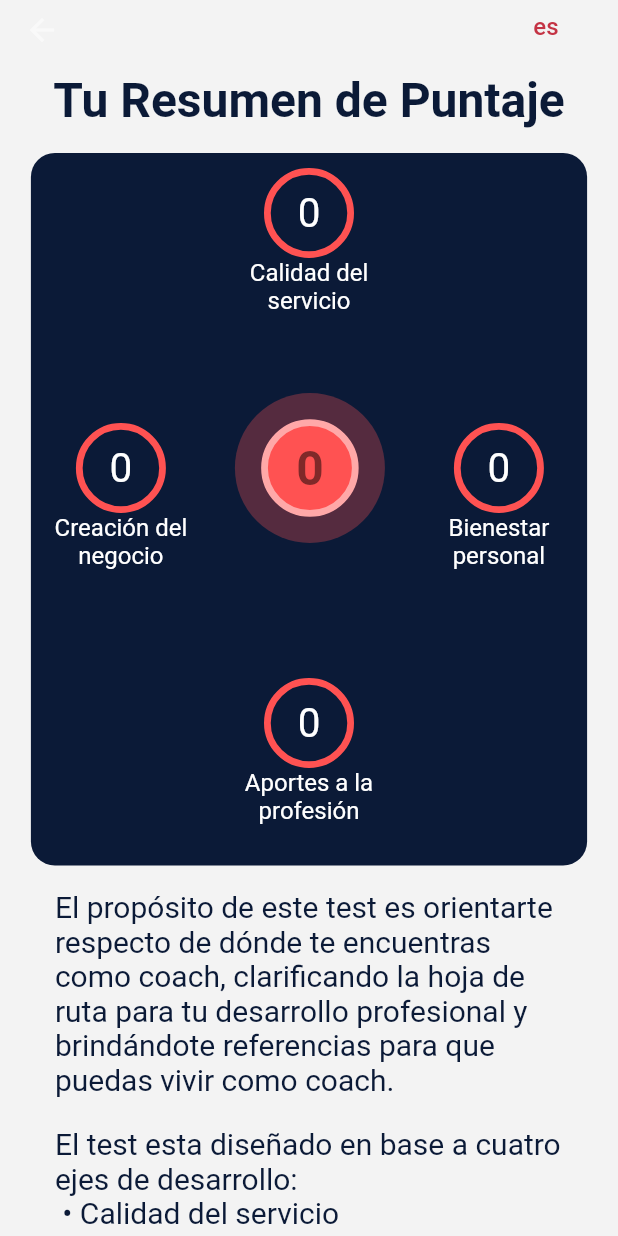
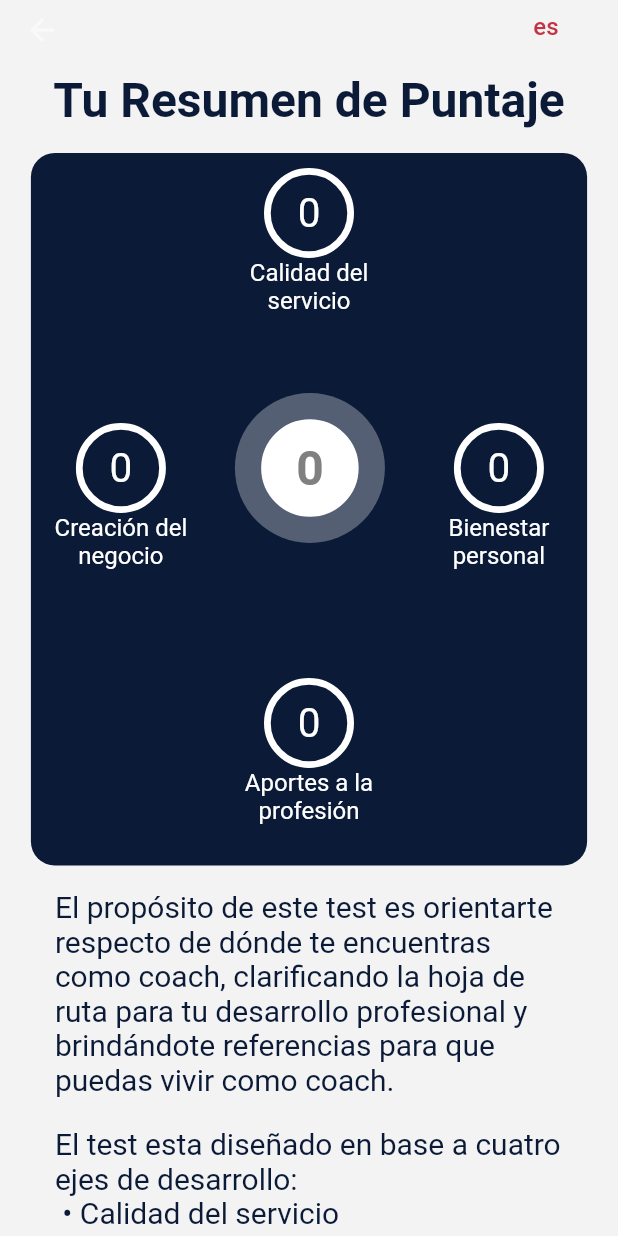
Before and after one commit to tomasatisocco/coaching-test, a Flutter app: the CoachingTestResultMobileView screen opened directly with empty values, on a phone screen of 412 x 824 dp. Run offline on Flutter 3.47's test engine with Material 2 defaults, Android fonts, the phone set to English and light mode, and no system bars; our stand-ins replace bloc, cloud_firestore, firebase_core, firebase_remote_config, firebase_storage, flutter_bloc and 4 more; accounts and stored records are empty; generated files the repository leaves out were written again.

Commit message:
Implement new results overview

```diff
--- a/lib/coaching_test/models/test_model.dart
+++ b/lib/coaching_test/models/test_model.dart
@@ -40,11 +40,10 @@ class CoachingTest {
       !questions.any((element) => element.value == null);
 
   int getGroupAnswersTotal(AnswerGroup group) {
-    if (!isTestCompleted) return 0;
     var total = 0;
     for (final question in questions) {
       if (question.key.startsWith(group.groupIndex.toString())) {
-        total += question.value!;
+        total += question.value ?? 0;
       }
     }
     return total;
@@ -73,6 +72,15 @@ class CoachingTest {
     );
   }
 
+  String _getGuide() {
+    final total = getTotalQualificationPercentage;
+    if (total <= 35) return 'begginer_guide.pdf';
+    if (total <= 63) return 'advanced_begginer_guide.pdf';
+    if (total <= 93) return 'advanced_guide.pdf';
+    if (total <= 119) return 'expert_guide.pdf';
+    return 'master_guide.pdf';
+  }
+
   Map<String, dynamic> toMap() {
     final answersMap = <String, dynamic>{};
     for (final question in questions) {
@@ -83,6 +91,7 @@ class CoachingTest {
       'coachingTestDate':
           DateFormat('yyyy-MM-dd hh:mm').format(coachingTestDate),
       'answers': answersMap,
+      'guide': _getGuide(),
     };
   }
 
--- a/lib/l10n/arb/app_es.arb
+++ b/lib/l10n/arb/app_es.arb
@@ -114,7 +114,7 @@
     "scoreOverviewTitle": "Tu Resumen de Puntaje",
     "newTest": "Nuevo GPS",
     "congratulations": "¡Felicitaciones!",
-    "testSubmitted": "Tu gps se ha enviado exitosamente",
-    "testSubmittedDescription": "Recibirás un correo electrónico con tu puntaje eh informe en las próximas horas.",
+    "testSubmitted": "Tu resultado se ha enviado exitosamente",
+    "testSubmittedDescription": "Recibirás un correo electrónico con tu puntaje e informe en las próximas horas.",
     "dollarPrice": ". Precio referencia $USD 1 = $ARS "
 }
--- a/lib/test_results/view/congratulations_page.dart
+++ b/lib/test_results/view/congratulations_page.dart
@@ -1,6 +1,5 @@
 import 'package:coaching/app/widgets/language_switch_widget.dart';
 import 'package:coaching/l10n/l10n.dart';
-import 'package:coaching/test_results/widgets/new_test_button.dart';
 import 'package:flutter/material.dart';
 
 class CongratulationsPage extends StatelessWidget {
@@ -68,7 +67,7 @@ class CongratulationsPage extends StatelessWidget {
               ),
             ),
             const SizedBox(height: 16),
-            const NewTestButton(isMobile: true),
+            //const NewTestButton(isMobile: true),
           ],
         ),
       ),
--- a/lib/test_results/widgets/result_display_widget.dart
+++ b/lib/test_results/widgets/result_display_widget.dart
@@ -3,6 +3,7 @@ import 'package:coaching/coaching_test/models/test_model_keys.dart';
 import 'package:coaching/l10n/l10n.dart';
 import 'package:coaching/test_results/widgets/field_score_widget.dart';
 import 'package:coaching/test_results/widgets/total_score_widget.dart';
+import 'package:coaching/utils/color_getters.dart';
 import 'package:flutter/material.dart';
 
 class ResultsDisplayWidget extends StatelessWidget {
@@ -37,8 +38,8 @@ class ResultsDisplayWidget extends StatelessWidget {
             score: testModel.getGroupAnswersTotal(
               AnswerGroup.qualityOfService,
             ),
-            scoreColor: getScoreColor(
-              testModel.getQualityOfServiceQualificationPercentage(
+            scoreColor: getQualityColor(
+              testModel.getGroupAnswersTotal(
                 AnswerGroup.qualityOfService,
               ),
             ),
@@ -53,8 +54,8 @@ class ResultsDisplayWidget extends StatelessWidget {
                 score: testModel.getGroupAnswersTotal(
                   AnswerGroup.business,
                 ),
-                scoreColor: getScoreColor(
-                  testModel.getQualityOfServiceQualificationPercentage(
+                scoreColor: getBusinessColor(
+                  testModel.getGroupAnswersTotal(
                     AnswerGroup.business,
                   ),
                 ),
@@ -62,8 +63,8 @@ class ResultsDisplayWidget extends StatelessWidget {
               GeneralScoreWidget(
                 score: testModel.totalQualification.toString(),
                 radio: isMobile ? 50 : MediaQuery.of(context).size.width * .06,
-                scoreColor: getScoreColor(
-                  testModel.getTotalQualificationPercentage,
+                scoreColor: getTotalColor(
+                  testModel.totalQualification,
                 ),
               ),
               FieldScoreWidget(
@@ -72,8 +73,8 @@ class ResultsDisplayWidget extends StatelessWidget {
                 score: testModel.getGroupAnswersTotal(
                   AnswerGroup.personal,
                 ),
-                scoreColor: getScoreColor(
-                  testModel.getQualityOfServiceQualificationPercentage(
+                scoreColor: getWellnessColor(
+                  testModel.getGroupAnswersTotal(
                     AnswerGroup.personal,
                   ),
                 ),
@@ -86,8 +87,8 @@ class ResultsDisplayWidget extends StatelessWidget {
             score: testModel.getGroupAnswersTotal(
               AnswerGroup.community,
             ),
-            scoreColor: getScoreColor(
-              testModel.getQualityOfServiceQualificationPercentage(
+            scoreColor: getCommunityColor(
+              testModel.getGroupAnswersTotal(
                 AnswerGroup.community,
               ),
             ),
@@ -97,9 +98,3 @@ class ResultsDisplayWidget extends StatelessWidget {
     );
   }
 }
-
-Color getScoreColor(int score) {
-  if (score < 33) return Colors.redAccent;
-  if (score < 66) return Colors.orangeAccent;
-  return const Color(0xFF92D148);
-}
--- /dev/null
+++ b/lib/utils/color_getters.dart
@@ -0,0 +1,49 @@
+import 'package:flutter/material.dart';
+
+Color getTotalColor(int score) {
+  if (score < 36) return ScoreColors.beginner;
+  if (score < 64) return ScoreColors.advancedBeginner;
+  if (score < 94) return ScoreColors.advanced;
+  if (score <= 120) return ScoreColors.expert;
+  return ScoreColors.master;
+}
+
+Color getQualityColor(int score) {
+  if (score < 22) return ScoreColors.beginner;
+  if (score < 28) return ScoreColors.advancedBeginner;
+  if (score < 37) return ScoreColors.advanced;
+  if (score <= 41) return ScoreColors.expert;
+  return ScoreColors.master;
+}
+
+Color getBusinessColor(int score) {
+  if (score < 3) return ScoreColors.beginner;
+  if (score < 17) return ScoreColors.advancedBeginner;
+  if (score < 28) return ScoreColors.advanced;
+  if (score <= 37) return ScoreColors.expert;
+  return ScoreColors.master;
+}
+
+Color getWellnessColor(int score) {
+  if (score < 6) return ScoreColors.beginner;
+  if (score < 10) return ScoreColors.advancedBeginner;
+  if (score < 15) return ScoreColors.advanced;
+  if (score <= 20) return ScoreColors.expert;
+  return ScoreColors.master;
+}
+
+Color getCommunityColor(int score) {
+  if (score < 8) return ScoreColors.beginner;
+  if (score < 12) return ScoreColors.advancedBeginner;
+  if (score < 17) return ScoreColors.advanced;
+  if (score <= 25) return ScoreColors.expert;
+  return ScoreColors.master;
+}
+
+class ScoreColors {
+  static const beginner = Color(0xFFFFFFFF);
+  static const advancedBeginner = Color(0xFFFFC100);
+  static const advanced = Color(0xFF92D051);
+  static const expert = Color(0xFF2F5496);
+  static const master = Color(0xFF000000);
+}
```
Also changed, not shown: lib/coaching_test/models/pdf_page.dart (+11 -16 lines), lib/utils/color_pdf_getters.dart (added, +49 -0 lines).
